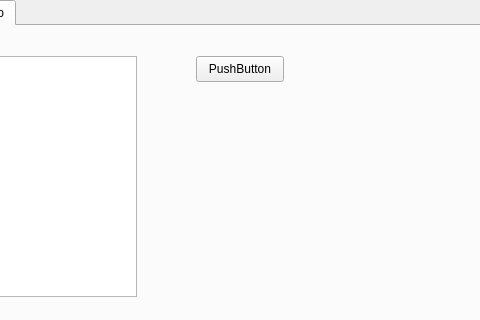
First picture: the form in ui-qt/src/mainwindow.ui, repository TecObjetos-2025/trabajo2, before the edit; both pictures show x 116 to 596 and y 0 to 320 of the 763 by 456 pixel window.
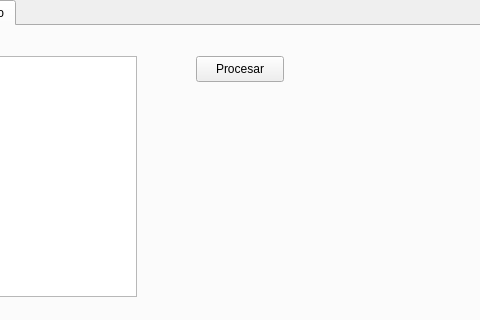
Second picture: the form after the edit. The open tabs and pages were chosen to show the change.

Commit message: feat: Add tryPop method to ColaThreadSafe and update SistemaPedidos to use it; modify UI elements for better user experience

What changed in the file:
```diff
--- a/ui-qt/src/mainwindow.ui
+++ b/ui-qt/src/mainwindow.ui
@@ -124,7 +124,7 @@
        </rect>
       </property>
       <property name="text">
-       <string>PushButton</string>
+       <string>Procesar</string>
       </property>
      </widget>
     </widget>
```
Left out of the diff: 2 changed lines with no effect on the pictures. The commit also changes 3 other files.
